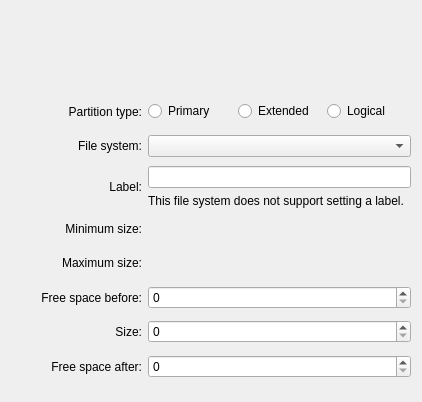
This is src/gui/sizedialogwidgetbase.ui in KDE/partitionmanager as Qt 5 draws it before an edit. The edited form follows.
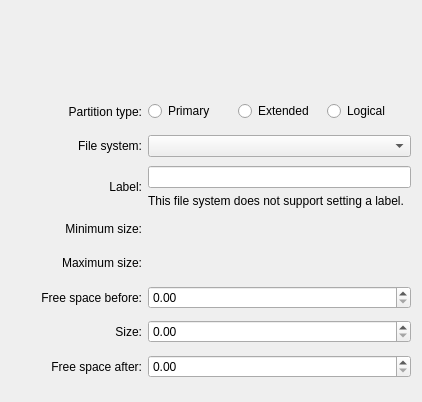
This is the edited form. Custom widgets are drawn as their Qt base class.

Commit message: use QDoubleSpinBox instead of the integer version for free space before and after and for capacity so that fractions are possible for these values

```diff
--- a/src/gui/sizedialogwidgetbase.ui
+++ b/src/gui/sizedialogwidgetbase.ui
@@ -216,7 +216,7 @@
     </widget>
    </item>
    <item row="7" column="1" colspan="2">
-    <widget class="QSpinBox" name="m_SpinFreeBefore">
+    <widget class="QDoubleSpinBox" name="m_SpinFreeBefore">
      <property name="sizePolicy">
       <sizepolicy hsizetype="Minimum" vsizetype="Fixed">
        <horstretch>3</horstretch>
@@ -224,10 +224,10 @@
       </sizepolicy>
      </property>
      <property name="minimum">
-      <number>0</number>
+      <double>0.000000000000000</double>
      </property>
      <property name="maximum">
-      <number>999999999</number>
+      <double>999999999.000000000000000</double>
      </property>
     </widget>
    </item>
@@ -251,7 +251,7 @@
     </widget>
    </item>
    <item row="8" column="1" colspan="2">
-    <widget class="QSpinBox" name="m_SpinCapacity">
+    <widget class="QDoubleSpinBox" name="m_SpinCapacity">
      <property name="sizePolicy">
       <sizepolicy hsizetype="Minimum" vsizetype="Fixed">
        <horstretch>3</horstretch>
@@ -259,10 +259,10 @@
       </sizepolicy>
      </property>
      <property name="minimum">
-      <number>0</number>
+      <double>0.000000000000000</double>
      </property>
      <property name="maximum">
-      <number>999999999</number>
+      <double>999999999.000000000000000</double>
      </property>
     </widget>
    </item>
@@ -286,7 +286,7 @@
     </widget>
    </item>
    <item row="9" column="1" colspan="2">
-    <widget class="QSpinBox" name="m_SpinFreeAfter">
+    <widget class="QDoubleSpinBox" name="m_SpinFreeAfter">
      <property name="sizePolicy">
       <sizepolicy hsizetype="Minimum" vsizetype="Fixed">
        <horstretch>3</horstretch>
@@ -294,10 +294,10 @@
       </sizepolicy>
      </property>
      <property name="minimum">
-      <number>0</number>
+      <double>0.000000000000000</double>
      </property>
      <property name="maximum">
-      <number>999999999</number>
+      <double>999999999.000000000000000</double>
      </property>
     </widget>
    </item>
```
The commit also changes 4 other files.
